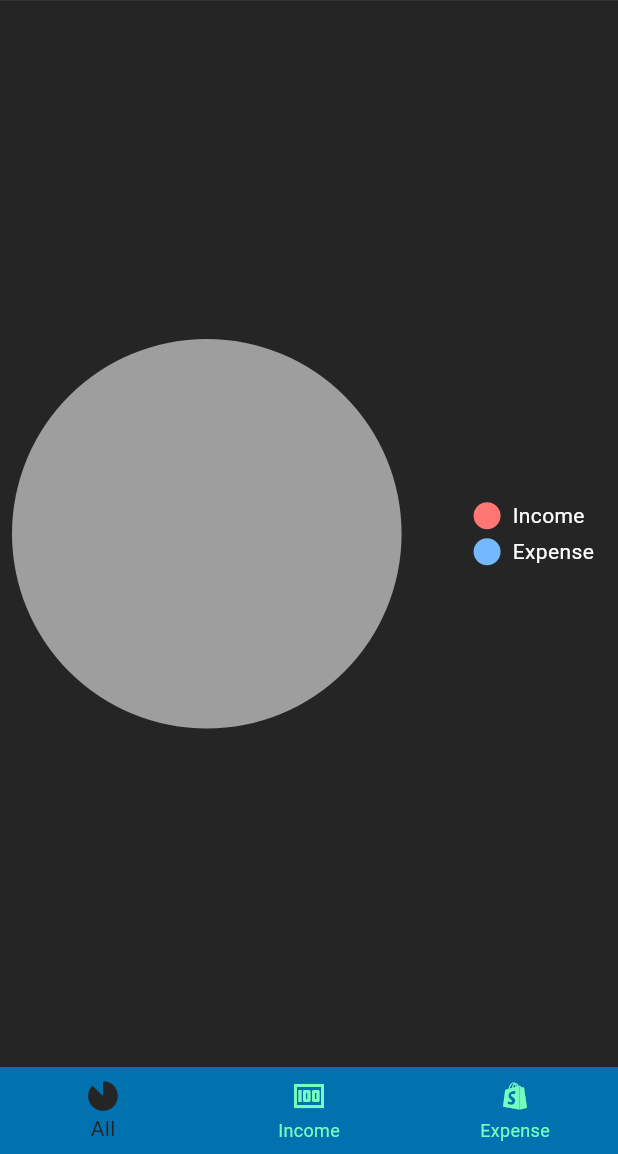
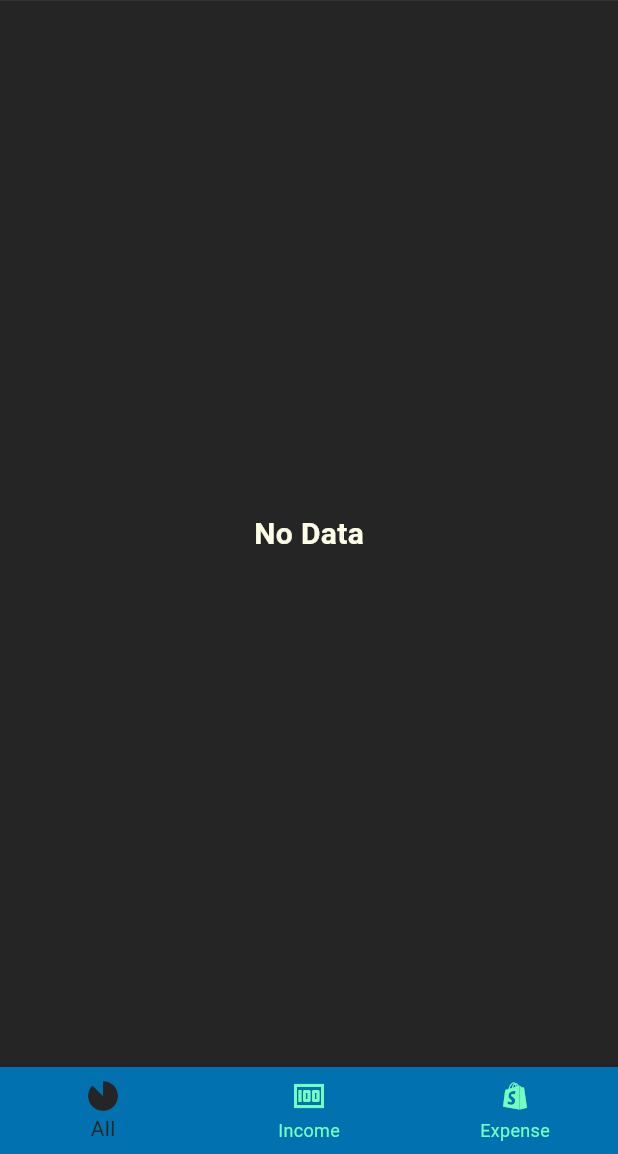
Before and after one commit to muhd-nish4d/Money-management, a Flutter app: the ScreenCircleChart screen opened directly, on a phone screen of 412 x 824 dp, the part 82-1236 px from its top. Run offline on Flutter 3.47's test engine with Material 2 defaults, Android fonts, the phone set to English and light mode, and no system bars; drawn by our look-alikes of pie_chart; our stand-ins replace animated_text_kit, bloc, equatable, flutter_bloc, flutter_slidable, fluttertoast and 2 more; missing offline and left inert: bottom_sheet, flutter_email_sender; accounts and stored records are empty.

Commit message:
filter all set

```diff
--- /dev/null
+++ b/lib/blocs/filter/filter_event.dart
@@ -0,0 +1,27 @@
+part of 'filter_bloc.dart';
+
+abstract class FilterEvent extends Equatable {
+  const FilterEvent();
+
+  @override
+  List<Object> get props => [];
+}
+
+class FilterDataEvent extends FilterEvent {
+  final String dateRange;
+
+  const FilterDataEvent(this.dateRange);
+}
+
+class FilterTypeEvent extends FilterEvent {
+  final CategoryType type;
+
+  const FilterTypeEvent(this.type);
+}
+
+class FilterfFromToEvent extends FilterEvent {
+  final DateTime from;
+  final DateTime end;
+
+  const FilterfFromToEvent({required this.from, required this.end});
+}
--- /dev/null
+++ b/lib/blocs/filter/filter_state.dart
@@ -0,0 +1,24 @@
+part of 'filter_bloc.dart';
+
+abstract class FilterState extends Equatable {
+  const FilterState();
+
+  @override
+  List<Object> get props => [];
+}
+
+class FilterInitialState extends FilterState {}
+
+class MyLoadingState extends FilterState {}
+
+class MyFilteredState extends FilterState {
+  final List<dynamic> data;
+
+  const MyFilteredState(this.data);
+}
+
+class MyErrorState extends FilterState {
+  final String message;
+
+  const MyErrorState(this.message);
+}
--- a/lib/blocs/transactions/transactions_event.dart
+++ b/lib/blocs/transactions/transactions_event.dart
@@ -52,3 +52,5 @@ class TransactionsDeleteEvent extends TransactionsEvent {
 
   const TransactionsDeleteEvent({required this.id});
 }
+
+class TransactionsClearEvent extends TransactionsEvent {}
--- a/lib/db_functions/transactions/transaction_db_functions.dart
+++ b/lib/db_functions/transactions/transaction_db_functions.dart
@@ -105,4 +105,10 @@ class TransactionsDBFunctions {
     final box = await transactionsOpenBox();
     await box.put(transaction.id, transaction);
   }
+
+  //Clear Transactions
+  Future<void> clearTransactions() async {
+    final box = await transactionsOpenBox();
+    await box.clear();
+  }
 }
--- a/lib/main.dart
+++ b/lib/main.dart
@@ -3,6 +3,7 @@ import 'package:flutter_bloc/flutter_bloc.dart';
 import 'package:hive_flutter/hive_flutter.dart';
 import 'package:tracker/blocs/amount/amount_bloc.dart';
 import 'package:tracker/blocs/category/category_bloc.dart';
+import 'package:tracker/blocs/filter/filter_bloc.dart';
 import 'package:tracker/blocs/transactions/transactions_bloc.dart';
 import 'package:tracker/db_functions/category/category_db_functions.dart';
 import 'package:tracker/db_functions/transactions/transaction_db_functions.dart';
@@ -42,6 +43,9 @@ class MyApp extends StatelessWidget {
         BlocProvider(
           create: (context) => AmountBloc(TransactionsDBFunctions()),
         ),
+        BlocProvider(
+          create: (context) => FilterBloc(),
+        ),
       ],
       child: MaterialApp(
         debugShowCheckedModeBanner: false,
--- a/lib/screens/chart_screens/circle_chart.dart
+++ b/lib/screens/chart_screens/circle_chart.dart
@@ -27,8 +27,8 @@ class _ScreenCircleChartState extends State<ScreenCircleChart> {
     return Scaffold(
       body: pages[currentSelectedIndex],
       backgroundColor: backBlack,
-      appBar:PreferredSize(
-          preferredSize: const Size.fromHeight(55),
+      appBar:const PreferredSize(
+          preferredSize:  Size.fromHeight(55),
           //AppBar
           child: WidgetAppBar(title: 'Observe')),
       bottomNavigationBar: BottomNavigationBar(
--- a/lib/screens/chart_screens/full_chart.dart
+++ b/lib/screens/chart_screens/full_chart.dart
@@ -2,6 +2,7 @@ import 'package:flutter/material.dart';
 import 'package:flutter_bloc/flutter_bloc.dart';
 import 'package:pie_chart/pie_chart.dart';
 import '../../blocs/amount/amount_bloc.dart';
+import '../../consts/color.dart';
 
 // ValueNotifier<List<TransactionModel>> chartNotifier =
 //     ValueNotifier(TransactionDB.instance.transactionListNotifier.value);
@@ -12,7 +13,7 @@ class ScreenFullChart extends StatelessWidget {
   @override
   Widget build(BuildContext context) {
     Map<String, double> totalmappp = {};
-    // var total = 0;
+    double total = 0;
     return BlocBuilder<AmountBloc, AmountState>(
       builder: (context, state) {
         if (state is AmountLoadingState) {
@@ -20,16 +21,26 @@ class ScreenFullChart extends StatelessWidget {
             child: CircularProgressIndicator(),
           );
         } else if (state is AmountShowState) {
+          total = state.incomeAmount + state.expenceAmount;
           Map<String, double> totalBlocMap = {
             'Income': state.incomeAmount,
             'Expense': state.expenceAmount,
           };
           totalmappp = totalBlocMap;
-          return PieChart(
-            legendOptions: const LegendOptions(
-                legendTextStyle: TextStyle(color: Colors.white)),
-            dataMap: totalmappp,
-          );
+          return total == 0
+              ? const Center(
+                  child: Text(
+                  'No Data',
+                  style: TextStyle(
+                      color: greyWhite,
+                      fontWeight: FontWeight.bold,
+                      fontSize: 20),
+                ))
+              : PieChart(
+                  legendOptions: const LegendOptions(
+                      legendTextStyle: TextStyle(color: Colors.white)),
+                  dataMap: totalmappp,
+                );
         } else {
           return Container();
         }
```
Also changed, not shown: lib/blocs/filter/filter_bloc.dart (added, +78 -0 lines), lib/blocs/transactions/transactions_bloc.dart (+11 -0 lines), lib/screens/chart_screens/expense_chart.dart (+10 -1 lines), lib/screens/chart_screens/income_chart.dart (+14 -17 lines), lib/screens/search/search_screen.dart (+58 -23 lines), lib/screens/settings/screens/reset.dart (+4 -3 lines), lib/widgets/home_screen/recent_widget.dart (+7 -1 lines), lib/widgets/search/search_result/search_result.dart (+10 -34 lines).
